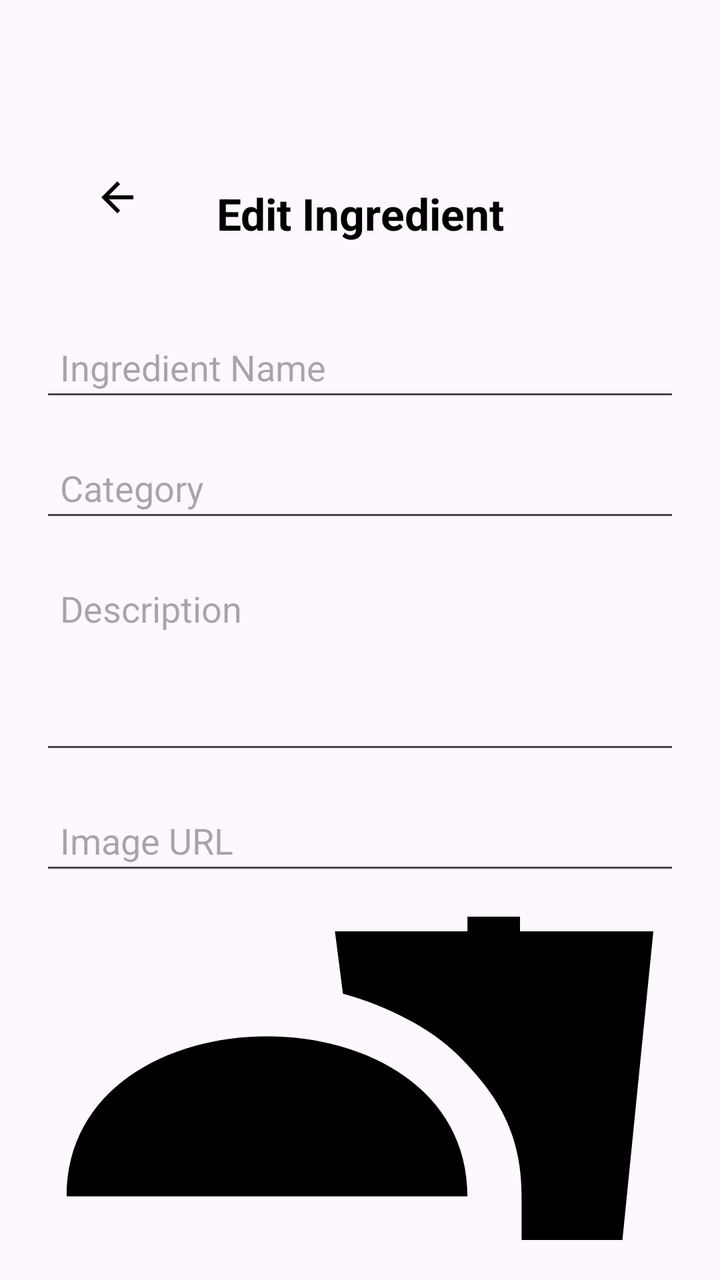
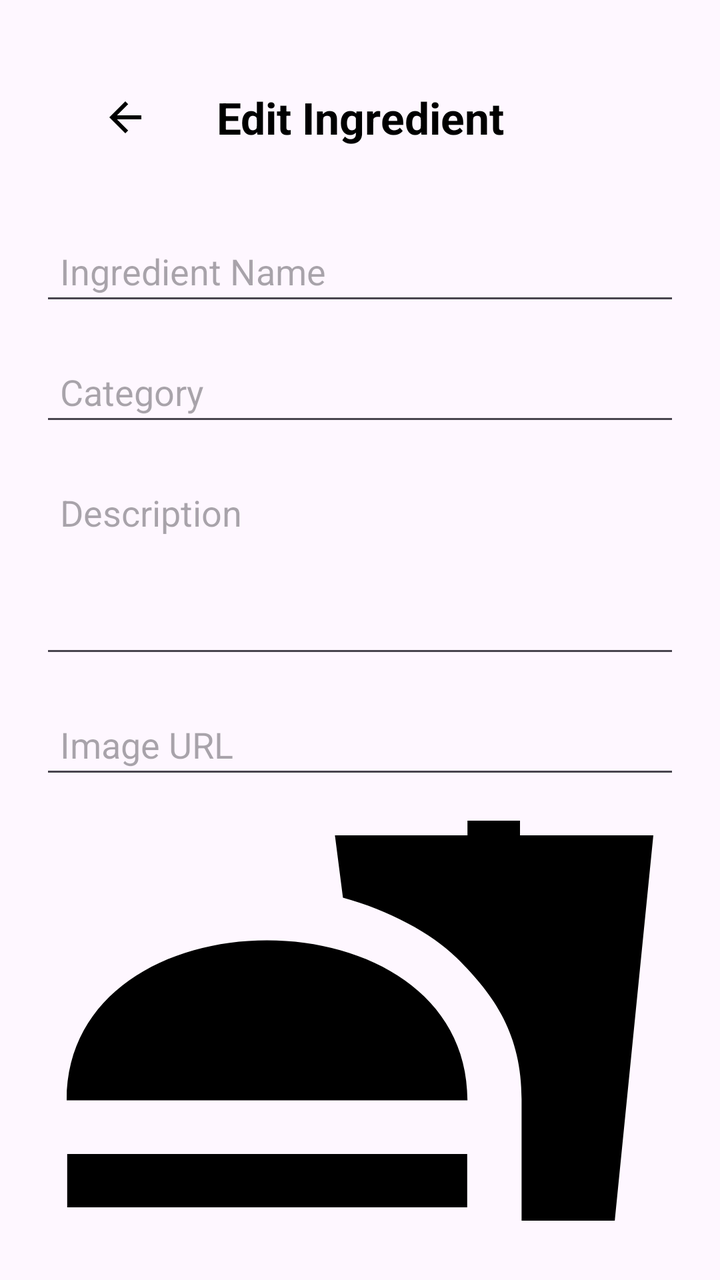

An Android layout rendered at two revisions. The XML below is the earlier revision; the diff shows what the commit changed to produce the second picture.
<!-- AndroidManifest.xml: application theme Theme.MenuBuilderV2 -->
<!-- res/layout/activity_edit_ingredient.xml -->
<?xml version="1.0" encoding="utf-8"?>
<androidx.constraintlayout.widget.ConstraintLayout
    xmlns:android="http://schemas.android.com/apk/res/android"
    xmlns:tools="http://schemas.android.com/tools"
    android:layout_width="match_parent"
    android:layout_height="match_parent"
    android:padding="20dp"
    xmlns:app="http://schemas.android.com/apk/res-auto">

    

    

    <ImageButton
        android:id="@+id/btnBack"
        android:layout_width="37dp"
        android:layout_height="37dp"
        android:layout_marginStart="20dp"
        android:layout_marginTop="60dp"
        android:background="?attr/selectableItemBackgroundBorderless"
        android:contentDescription="Back"
        android:src="@drawable/ic_arrow_back"
        app:layout_constraintStart_toStartOf="parent"
        app:layout_constraintTop_toTopOf="parent" />

    

    <TextView
        android:id="@+id/txtEditIngredientTitle"
        android:layout_width="wrap_content"
        android:layout_height="wrap_content"
        android:layout_gravity="center"
        android:layout_marginTop="72dp"
        android:text="Edit Ingredient"
        android:textColor="@color/black"
        android:textSize="22sp"
        android:textStyle="bold"
        app:layout_constraintEnd_toEndOf="parent"
        app:layout_constraintStart_toStartOf="parent"
        app:layout_constraintTop_toTopOf="parent" />

    <LinearLayout
        android:id="@+id/main"
        android:layout_width="match_parent"
        android:layout_height="wrap_content"
        android:layout_marginTop="20dp"
        android:orientation="vertical"
        app:layout_constraintEnd_toEndOf="@+id/txtEditIngredientTitle"
        app:layout_constraintStart_toStartOf="@+id/txtEditIngredientTitle"
        app:layout_constraintTop_toBottomOf="@+id/txtEditIngredientTitle">

        
        <EditText
            android:id="@+id/edtName"
            android:layout_width="match_parent"
            android:layout_height="wrap_content"
            android:layout_marginTop="20dp"
            android:hint="Ingredient Name"
            android:padding="10dp" />

        
        <EditText
            android:id="@+id/edtCategory"
            android:layout_width="match_parent"
            android:layout_height="wrap_content"
            android:layout_marginTop="16dp"
            android:hint="Category"
            android:padding="10dp" />

        
        <EditText
            android:id="@+id/edtDesc"
            android:layout_width="match_parent"
            android:layout_height="100dp"
            android:layout_marginTop="16dp"
            android:gravity="top"
            android:hint="Description"
            android:inputType="textMultiLine"
            android:padding="10dp" />

        
        <EditText
            android:id="@+id/edtImageLink"
            android:layout_width="match_parent"
            android:layout_height="wrap_content"
            android:layout_marginTop="16dp"
            android:hint="Image URL"
            android:padding="10dp" />

        
        <ImageView
            android:id="@+id/imgIngredient"
            android:layout_width="match_parent"
            android:layout_height="200dp"
            android:layout_marginTop="16dp"
            android:scaleType="centerCrop"
            android:src="@drawable/ic_lunch" />

        
        <LinearLayout
            android:layout_width="match_parent"
            android:layout_height="wrap_content"
            android:layout_marginTop="20dp"
            android:gravity="center"
            android:orientation="horizontal">

            
            <Button
                android:id="@+id/btnCheckImage"
                android:layout_width="0dp"
                android:layout_height="wrap_content"
                android:layout_marginEnd="8dp"
                android:layout_weight="1"
                android:text="Check Image" />

            
            <Button
                android:id="@+id/btnSave"
                android:layout_width="0dp"
                android:layout_height="wrap_content"
                android:layout_weight="1"
                android:text="Save" />
        </LinearLayout>

    </LinearLayout>

</androidx.constraintlayout.widget.ConstraintLayout>
<!-- resources referenced by this layout -->
<resources>
  <color name="black">#FF000000</color>
  <!-- drawable ic_arrow_back (drawable) -->
  <vector xmlns:android="http://schemas.android.com/apk/res/android" android:autoMirrored="true" android:height="24dp" android:tint="#000000" android:viewportHeight="24" android:viewportWidth="24" android:width="24dp">
        
      <path android:fillColor="@android:color/white" android:pathData="M20,11H7.83l5.59,-5.59L12,4l-8,8 8,8 1.41,-1.41L7.83,13H20v-2z"/>
      
  </vector>
  <!-- drawable ic_lunch (drawable) -->
  <vector xmlns:android="http://schemas.android.com/apk/res/android" android:height="24dp" android:tint="#000000" android:viewportHeight="24" android:viewportWidth="24" android:width="24dp">
        
      <path android:fillColor="@android:color/white" android:pathData="M18.06,22.99h1.66c0.84,0 1.53,-0.64 1.63,-1.46L23,5.05h-5L18,1h-1.97v4.05h-4.97l0.3,2.34c1.71,0.47 3.31,1.32 4.27,2.26 1.44,1.42 2.43,2.89 2.43,5.29v8.05zM1,21.99L1,21h15.03v0.99c0,0.55 -0.45,1 -1.01,1L2.01,22.99c-0.56,0 -1.01,-0.45 -1.01,-1zM16.03,14.99c0,-8 -15.03,-8 -15.03,0h15.03zM1.02,17h15v2h-15z"/>
      
  </vector>
  <style name="Theme.MenuBuilderV2" parent="Base.Theme.MenuBuilderV2" />
  <style name="Base.Theme.MenuBuilderV2" parent="Theme.Material3.DayNight.NoActionBar">
          
          
      </style>
</resources>

<!-- the commit's change to res/layout/activity_edit_ingredient.xml (unified diff, before → after) -->
@@ -7,30 +7,24 @@
     android:padding="20dp"
     xmlns:app="http://schemas.android.com/apk/res-auto">
 
-    
-
-    
-
     <ImageButton
         android:id="@+id/btnBack"
         android:layout_width="37dp"
         android:layout_height="37dp"
-        android:layout_marginStart="20dp"
-        android:layout_marginTop="60dp"
+        android:layout_marginStart="24dp"
+        android:layout_marginTop="20dp"
         android:background="?attr/selectableItemBackgroundBorderless"
         android:contentDescription="Back"
         android:src="@drawable/ic_arrow_back"
         app:layout_constraintStart_toStartOf="parent"
         app:layout_constraintTop_toTopOf="parent" />
 
-    
-
     <TextView
         android:id="@+id/txtEditIngredientTitle"
         android:layout_width="wrap_content"
         android:layout_height="wrap_content"
         android:layout_gravity="center"
-        android:layout_marginTop="72dp"
+        android:layout_marginTop="24dp"
         android:text="Edit Ingredient"
         android:textColor="@color/black"
         android:textSize="22sp"
